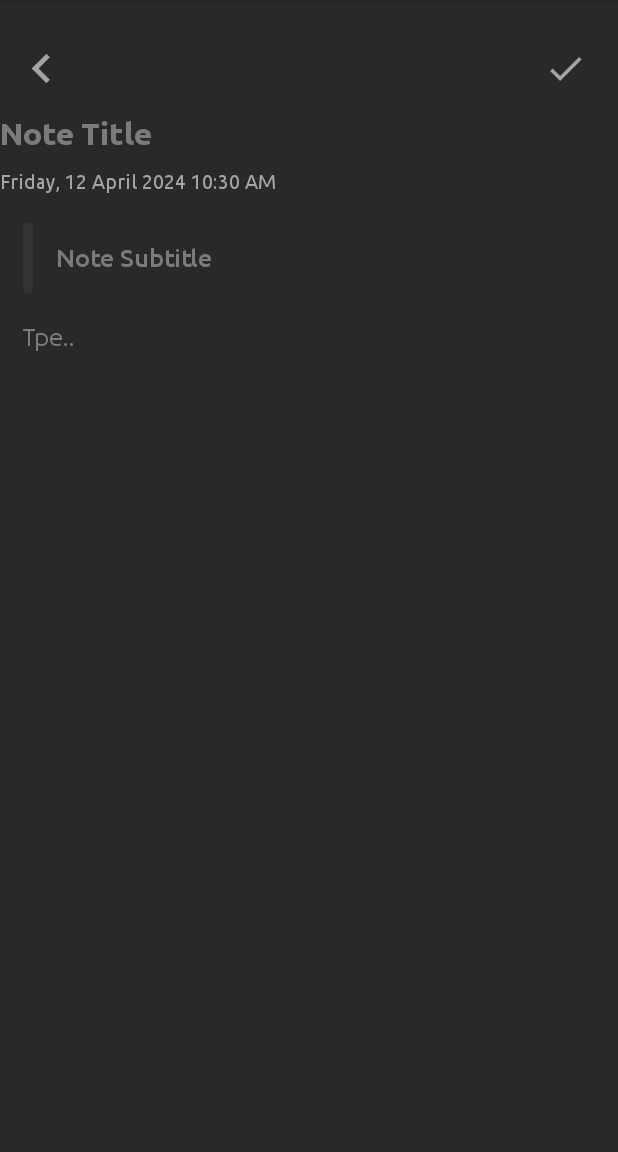
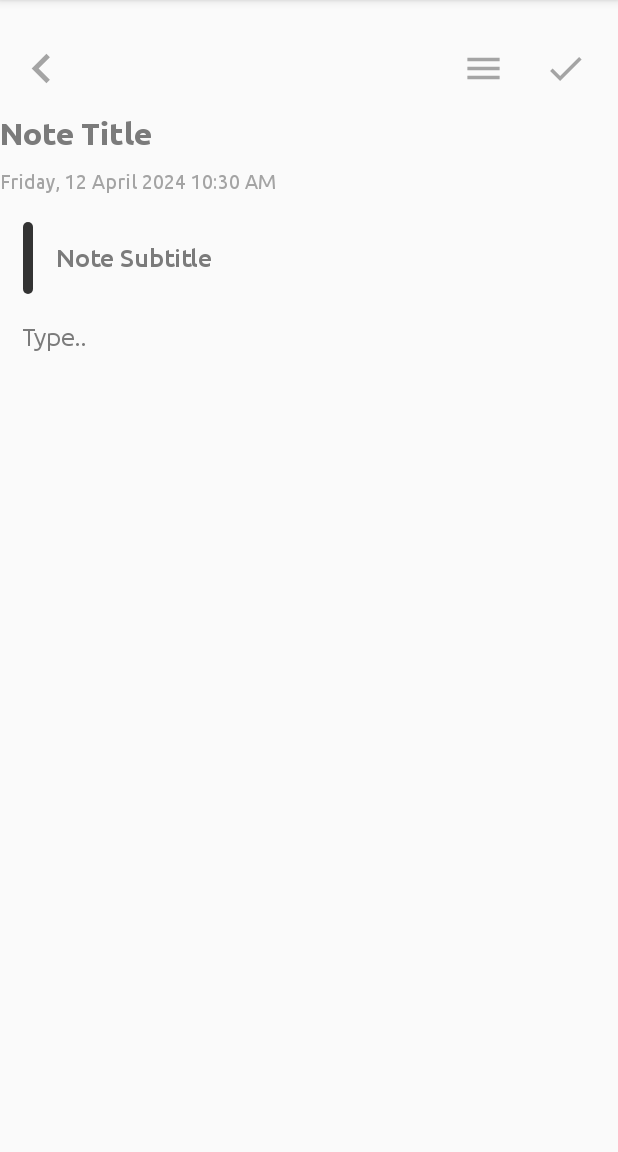
Before and after one commit to rhymLele/ProjectArd, an Android app: the CreateNoteActivity screen opened directly, with no data from a screen before it, on a phone screen of 412 x 824 dp, the part 84-1236 px from its top. Run offline under Robolectric (Android 15) with nearby library versions, the phone set to English and light mode, and no system bars; our stand-ins replace sdp/ssp sizes.

Commit message:
fixing stuff
fix color, miscellaneous menu

```diff
--- a/app/src/main/java/com/example/projectard/activity/MainActivity.java
+++ b/app/src/main/java/com/example/projectard/activity/MainActivity.java
@@ -71,9 +71,6 @@ public class MainActivity extends AppCompatActivity implements NoteListener {
         registerReceiver(receiver, intentFilter);
 //        if(noteAdapter.getItemCount()==0)
         getNote(REQUEST_CODE_SHOW_NOTE, false);
-
-
-
 
     }
     @Override
--- /dev/null
+++ b/app/src/main/res/drawable/ic_menu.xml
@@ -0,0 +1,5 @@
+<vector xmlns:android="http://schemas.android.com/apk/res/android" android:height="24dp" android:tint="#000000" android:viewportHeight="24" android:viewportWidth="24" android:width="24dp">
+
+    <path android:fillColor="@android:color/white" android:pathData="M3,18h18v-2L3,16v2zM3,13h18v-2L3,11v2zM3,6v2h18L21,6L3,6z"/>
+
+</vector>
--- a/app/src/main/res/layout/activity_create_note.xml
+++ b/app/src/main/res/layout/activity_create_note.xml
@@ -44,6 +44,20 @@
                 app:layout_constraintTop_toTopOf="@id/imageBack"
                 />
 
+            <ImageView
+                android:id="@+id/imageMenu"
+                android:layout_width="@dimen/_30sdp"
+                android:layout_height="@dimen/_30sdp"
+                android:layout_marginEnd="@dimen/_12sdp"
+                android:contentDescription="@string/app_name"
+                android:padding="@dimen/_4sdp"
+                android:src="@drawable/ic_menu"
+                app:tint="@color/colorIcon"
+                app:layout_constraintBottom_toBottomOf="@id/imageBack"
+                app:layout_constraintEnd_toStartOf="@id/imageSave"
+                app:layout_constraintTop_toTopOf="@id/imageBack"
+                />
+
             <EditText
                 android:id="@+id/inputNoteTitle"
                 android:layout_width="match_parent"
@@ -55,7 +69,7 @@
                 android:importantForAutofill="no"
                 android:includeFontPadding="false"
                 android:inputType="text"
-                android:textColor="@color/white"
+                android:textColor="@color/black"
                 android:textColorHint="@color/colorTextHint"
                 android:textSize="@dimen/_16ssp"
                 app:layout_constraintTop_toBottomOf="@id/imageBack"
@@ -152,12 +166,12 @@
                 android:background="@null"
                 android:fontFamily="@font/uregular"
                 android:gravity="top"
-                android:hint="Tpe.."
+                android:hint="Type.."
                 android:importantForAutofill="no"
                 android:includeFontPadding="false"
                 android:inputType="textMultiLine"
                 android:minHeight="@dimen/_100sdp"
-                android:textColor="@color/white"
+                android:textColor="@color/black"
                 android:textColorHint="@color/colorTextHint"
                 android:textSize="@dimen/_13ssp"
                 app:layout_constraintBottom_toBottomOf="parent"
@@ -166,6 +180,7 @@
         </androidx.constraintlayout.widget.ConstraintLayout>
     </ScrollView>
 
-    <include layout="@layout/layout_miscellaneous"/>
+    <include
+        layout="@layout/layout_miscellaneous" />
 
 </androidx.coordinatorlayout.widget.CoordinatorLayout>
--- a/app/src/main/res/layout/item_container_note.xml
+++ b/app/src/main/res/layout/item_container_note.xml
@@ -37,7 +37,7 @@
         android:layout_marginBottom="@dimen/_4sdp"
         android:fontFamily="@font/uregular"
         android:includeFontPadding="false"
-        android:textColor="@color/colorTextSubtitle"
+        android:textColor="@color/white"
         android:textSize="@dimen/_12ssp"/>
     <TextView
         android:id="@+id/item_textDateTime"
@@ -48,7 +48,7 @@
         android:layout_marginBottom="@dimen/_4sdp"
         android:fontFamily="@font/uregular"
         android:includeFontPadding="false"
-        android:textColor="@color/colorTextSubtitle"
+        android:textColor="@color/white"
         android:textSize="@dimen/_7ssp"/>
 
 </LinearLayout>
--- a/app/src/main/res/layout/layout_miscellaneous.xml
+++ b/app/src/main/res/layout/layout_miscellaneous.xml
@@ -7,7 +7,7 @@
     android:layout_width="match_parent"
     android:background="@drawable/backround_miscellaneous"
     android:layout_height="wrap_content"
-    app:behavior_peekHeight="@dimen/_40sdp"
+    app:behavior_peekHeight="@dimen/_10sdp"
     app:layout_behavior="@string/bottom_sheet_behavior" >
 
     <TextView
--- a/app/src/main/res/values/colors.xml
+++ b/app/src/main/res/values/colors.xml
@@ -1,21 +1,21 @@
 <?xml version="1.0" encoding="utf-8"?>
 <resources>
-    <color name="black">#FF000000</color>
-    <color name="white">#FFFFFFFF</color>
-    <color name="colorPrimary">#292929</color>
-    <color name="colorPrimaryDark">#292929</color>
+    <color name="black">#000000</color>
+    <color name="white">#DFFAFAFA</color>
+    <color name="colorPrimary">#FAFAFA</color>
+    <color name="colorPrimaryDark">#FAFAFA</color>
     <color name="colorAccent">#FDBE3B</color>
     <color name="colorSearchIcon">#DBDBDB</color>
     <color name="colorTextHint">#7b7b7b</color>
     <color name="colorQuickActionBackground">#2f2d2e</color>
     <color name="colorIcon">#a4a4a4</color>
-    <color name="colorTextSubtitle">#CECECE</color>
+    <color name="colorTextSubtitle">#000000</color>
     <color name="colorDefaultNoteColor">#333333</color>
     <color name="colorMiscellaneousBackground">#333333</color>
     <color name="colorNoteColor2">#fdbe3b</color>
     <color name="colorNoteColor3">#ff4842</color>
     <color name="colorNoteColor4">#3a52fc</color>
-    <color name="colorNoteColor5">#000000</color>
+    <color name="colorNoteColor5">#328536</color>
     <color name="colorDelete">#ff4842</color>
     <color name="colorSearchBackground">#333333</color>
 
```
Also changed, not shown: app/src/main/java/com/example/projectard/activity/CreateNoteActivity.java (+40 -5 lines), app/src/main/res/layout/activity_main.xml (+0 -25 lines).
